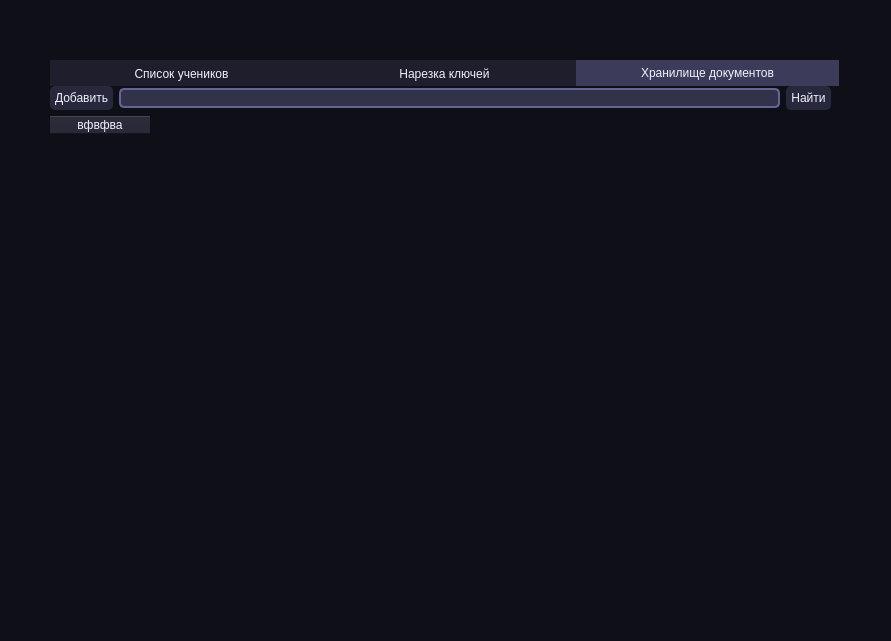
Qt form src/ui/main.ui (ZeynX92/SmartStudentList) before a commit.
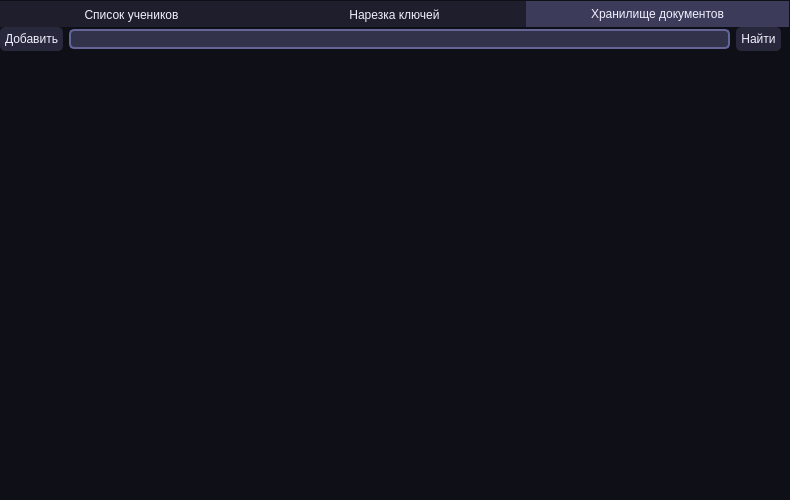
The same form after that commit. The open tabs and pages were chosen to show the change.

Patch:
```diff
--- a/src/ui/main.ui
+++ b/src/ui/main.ui
@@ -6,8 +6,8 @@
    <rect>
     <x>0</x>
     <y>0</y>
-    <width>891</width>
-    <height>641</height>
+    <width>790</width>
+    <height>500</height>
    </rect>
   </property>
   <property name="sizePolicy">
@@ -24,8 +24,8 @@
   </property>
   <property name="maximumSize">
    <size>
-    <width>99999</width>
-    <height>99999</height>
+    <width>790</width>
+    <height>640</height>
    </size>
   </property>
   <property name="windowTitle">
@@ -98,15 +98,27 @@
    <widget class="QWidget" name="verticalLayoutWidget">
     <property name="geometry">
      <rect>
-      <x>50</x>
-      <y>60</y>
-      <width>791</width>
-      <height>501</height>
+      <x>0</x>
+      <y>0</y>
+      <width>792</width>
+      <height>502</height>
      </rect>
     </property>
     <layout class="QVBoxLayout" name="verticalLayout_3">
      <item>
       <widget class="QTabWidget" name="tabWidget">
+       <property name="minimumSize">
+        <size>
+         <width>790</width>
+         <height>500</height>
+        </size>
+       </property>
+       <property name="maximumSize">
+        <size>
+         <width>790</width>
+         <height>500</height>
+        </size>
+       </property>
        <property name="currentIndex">
         <number>0</number>
        </property>
@@ -356,11 +368,6 @@
             <property name="styleSheet">
              <string notr="true">color: rgb(10, 10, 20);</string>
             </property>
-            <column>
-             <property name="text">
-              <string>вфвфва</string>
-             </property>
-            </column>
            </widget>
           </item>
          </layout>
```
Left out of the diff: 2 changed lines with no effect on the pictures.
